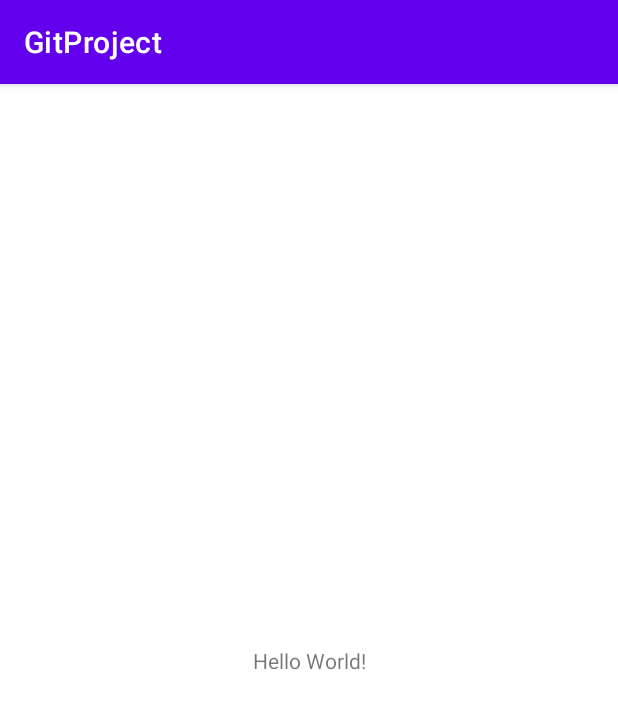
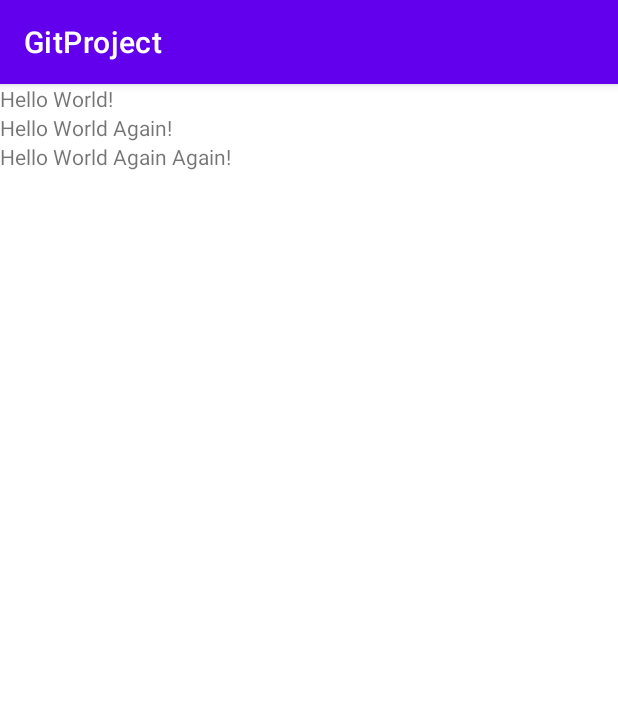
Before and after one commit to CarlaSAlves/GitProject, an Android app: the screen it shows after launch (MainActivity), on a phone screen of 412 x 824 dp. Shown: the top 709 px of the screen. Run offline under Robolectric (Android 15) with nearby library versions, the phone set to English and light mode, and no system bars.

Commit message:
added a second new text view

```diff
--- a/app/src/main/res/layout/activity_main.xml
+++ b/app/src/main/res/layout/activity_main.xml
@@ -1,18 +1,25 @@
 <?xml version="1.0" encoding="utf-8"?>
-<androidx.constraintlayout.widget.ConstraintLayout xmlns:android="http://schemas.android.com/apk/res/android"
+<LinearLayout xmlns:android="http://schemas.android.com/apk/res/android"
     xmlns:app="http://schemas.android.com/apk/res-auto"
     xmlns:tools="http://schemas.android.com/tools"
     android:layout_width="match_parent"
     android:layout_height="match_parent"
-    tools:context=".MainActivity">
+    tools:context=".MainActivity"
+    android:orientation="vertical">
 
     <TextView
         android:layout_width="wrap_content"
         android:layout_height="wrap_content"
-        android:text="Hello World!"
-        app:layout_constraintBottom_toBottomOf="parent"
-        app:layout_constraintLeft_toLeftOf="parent"
-        app:layout_constraintRight_toRightOf="parent"
-        app:layout_constraintTop_toTopOf="parent" />
+        android:text="Hello World!" />
 
-</androidx.constraintlayout.widget.ConstraintLayout>
+    <TextView
+        android:layout_width="wrap_content"
+        android:layout_height="wrap_content"
+        android:text="Hello World Again!" />
+
+    <TextView
+        android:layout_width="wrap_content"
+        android:layout_height="wrap_content"
+        android:text="Hello World Again Again!" />
+
+</LinearLayout>
```
